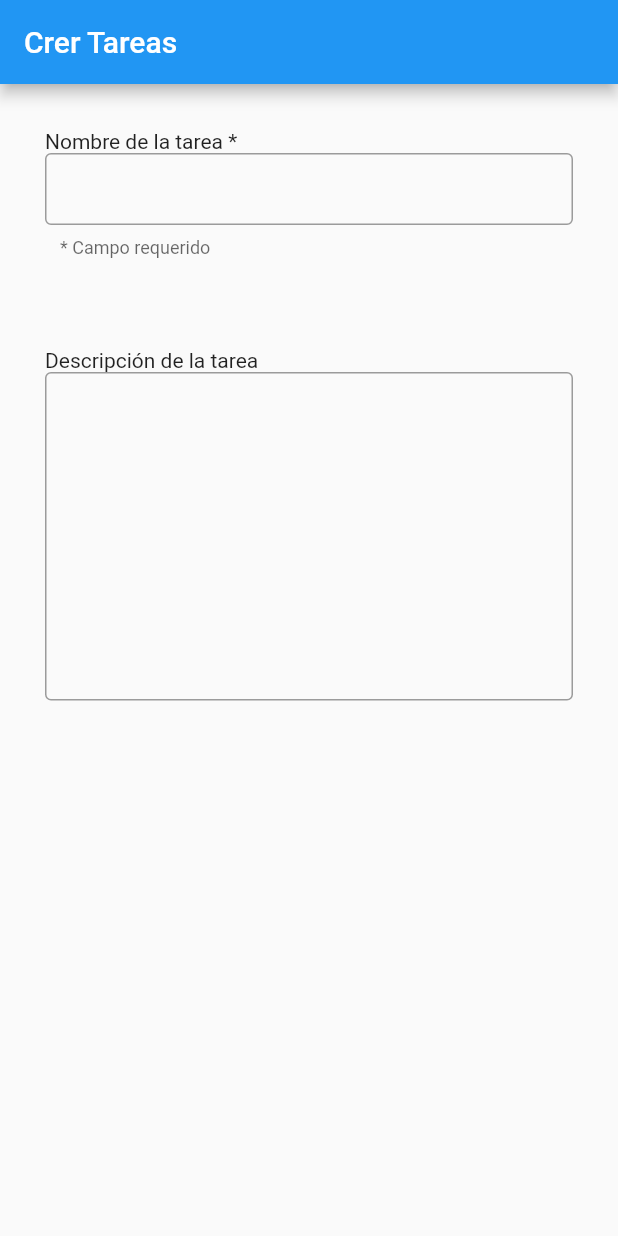
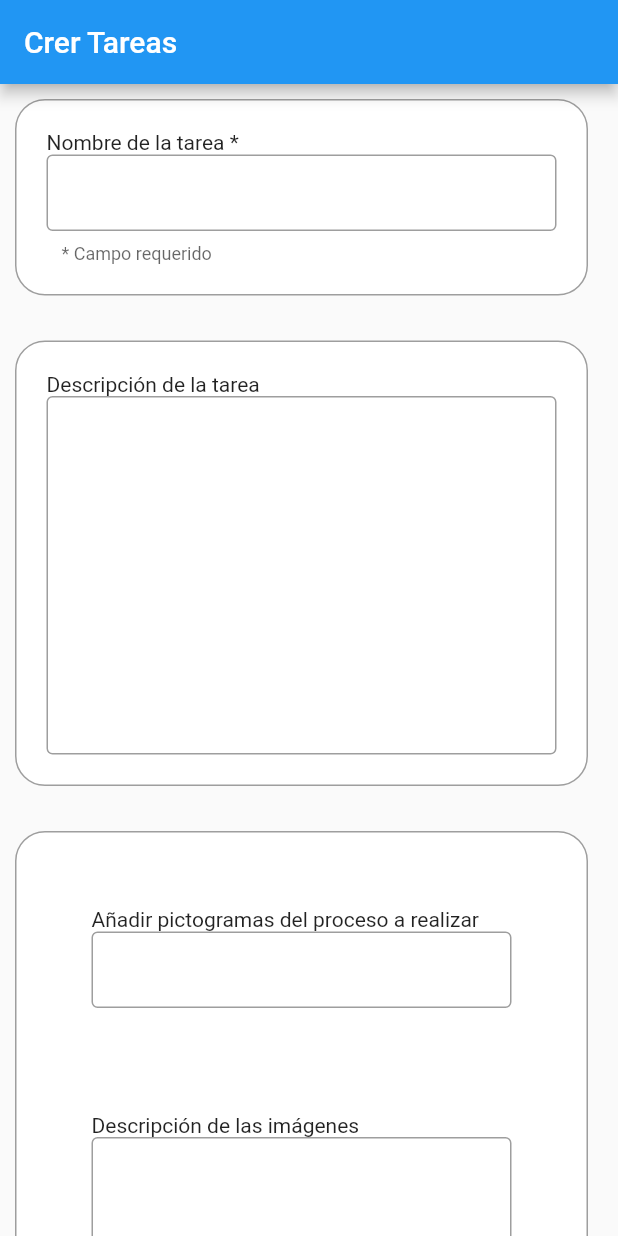
Before and after one commit to DGPAS/DGP_AS, a Flutter app: the screen it shows after launch, on a phone screen of 412 x 824 dp. Run offline on Flutter 3.47's test engine with Material 2 defaults, Android fonts, the light colour scheme and no system bars.

Commit message:
Añadido scroll y refactorizado add_task

```diff
--- a/Dability/lib/form_type.dart
+++ b/Dability/lib/Components/form_type.dart
@@ -1,4 +1,5 @@
 enum FormType {
   title,
   description,
+  imagesUpload
 }
--- a/Dability/lib/text_form.dart
+++ b/Dability/lib/Components/text_form.dart
@@ -1,5 +1,5 @@
 import 'package:flutter/material.dart';
-import 'package:dability/form_type.dart';
+import 'package:dability/Components/form_type.dart';
 
 class TextForm extends StatefulWidget {
   final bool requiredField;
@@ -51,11 +51,11 @@ class _TextFormState extends State<TextForm> {
           TextFormField(
             decoration: InputDecoration(
               border: const OutlineInputBorder(),
-              contentPadding: EdgeInsets.fromLTRB(10,0,0,getContentPadding()),
+              contentPadding: EdgeInsets.fromLTRB(10,20,0,getContentPadding()),
               helperText: requiredField ? campoRequerido : null,
-              //labelText: '$titulo${requiredField ? ' *' : ''}',
               alignLabelWithHint: true,
             ),
+            textAlignVertical: TextAlignVertical.top,
             onSaved: (String? value) {
               // This optional block of code can be used to run
               // code when the user saves the form.
--- /dev/null
+++ b/Dability/lib/Components/upload_form.dart
@@ -0,0 +1,71 @@
+import 'package:flutter/material.dart';
+import 'package:dability/Components/form_type.dart';
+
+class UploadForm extends StatefulWidget {
+  final bool requiredField;
+  final String titulo;
+  final FormType tipo;
+
+  const UploadForm({
+    Key? key,
+    required this.requiredField,
+    required this.titulo,
+    required this.tipo,
+  }) : super(key: key);
+
+  @override
+  _UploadFormState createState() => _UploadFormState(requiredField: requiredField, titulo: titulo, tipo: tipo);
+}
+
+class _UploadFormState extends State<UploadForm> {
+  final _formKey = GlobalKey<FormState>();
+  String campoRequerido = "* Campo requerido";
+  String titulo = "";
+  FormType tipo = FormType.title;
+  final bool requiredField;
+
+  _UploadFormState({required this.requiredField, required this.titulo, required this.tipo});
+
+  double getContentPadding () {
+    if (tipo == FormType.title) {
+      return 12.0;
+    } else if (tipo == FormType.description) {
+      return 200.0;
+    } else {
+      return 12.0; // Valor por defecto
+    }
+  }
+
+  @override
+  Widget build(BuildContext context) {
+    return Form(
+      key: _formKey,
+      child: Column(
+        children: <Widget>[
+          Align(
+            alignment: Alignment.topLeft,
+            child: Text(
+              '$titulo${requiredField ? ' *' : ''}',
+            ),
+          ),
+          TextFormField(
+            decoration: InputDecoration(
+              border: const OutlineInputBorder(),
+              contentPadding: EdgeInsets.fromLTRB(10,20,0,getContentPadding()),
+              helperText: requiredField ? campoRequerido : null,
+              alignLabelWithHint: true,
+            ),
+            textAlignVertical: TextAlignVertical.top,
+            onSaved: (String? value) {
+              // This optional block of code can be used to run
+              // code when the user saves the form.
+            },
+            validator: (String? value) {
+              return (value != null && value.contains('@')) ? 'Do not use the @ char.' : null;
+            },
+          ),
+        ],
+      ),
+    );
+  }
+}
--- a/Dability/lib/add_task.dart
+++ b/Dability/lib/add_task.dart
@@ -1,6 +1,6 @@
+import 'package:dability/add_task_forms.dart';
 import 'package:flutter/material.dart';
-import 'package:dability/text_form.dart';
-import 'package:dability/form_type.dart';
+import 'package:dability/add_task.dart';
 
 
 class AddTask extends StatelessWidget {
@@ -12,18 +12,7 @@ class AddTask extends StatelessWidget {
       appBar: AppBar(
         title: const Text("Crer Tareas"),
       ),
-      body: Column(
-        children: <Widget>[
-          Container(
-            padding: const EdgeInsets.all(30.0),
-            child: const TextForm(requiredField: true, titulo: "Nombre de la tarea", tipo: FormType.title,),
-          ),
-          Container(
-            padding: const EdgeInsets.all(30.0),
-            child: const TextForm(requiredField: false, titulo: "Descripción de la tarea", tipo: FormType.description),
-          ),
-        ],
-      ),
+      body: AddTaskForms(),
     );
   }
 }
--- /dev/null
+++ b/Dability/lib/add_task_forms.dart
@@ -0,0 +1,71 @@
+import 'package:dability/Components/upload_form.dart';
+import 'package:flutter/material.dart';
+import 'package:dability/Components/text_form.dart';
+import 'package:dability/Components/form_type.dart';
+
+
+class AddTaskForms extends StatelessWidget {
+  const AddTaskForms({super.key});
+
+  @override
+  Widget build(BuildContext context) {
+    return SingleChildScrollView(
+      child: Column(
+        children: <Widget>[
+          Container(
+            decoration: BoxDecoration(
+                color: Colors.white,
+                borderRadius: BorderRadius.circular(20.0),
+                border: Border.all(
+                  color: Colors.grey,
+                  width: 1,
+                )
+            ),
+            padding: const EdgeInsets.all(20.0),
+            margin: const EdgeInsets.only(left: 10.0, top: 10.0, right: 20.0),
+            child: const TextForm(requiredField: true, titulo: "Nombre de la tarea", tipo: FormType.title,),
+          ),
+          Container(
+            decoration: BoxDecoration(
+                color: Colors.white,
+                borderRadius: BorderRadius.circular(20.0),
+                border: Border.all(
+                  color: Colors.grey,
+                  width: 1,
+                )
+            ),
+            padding: const EdgeInsets.all(20.0),
+            margin: const EdgeInsets.only(left: 10.0, top: 30.0, right: 20.0),
+            child: const TextForm(requiredField: false, titulo: "Descripción de la tarea", tipo: FormType.description),
+          ),
+          Container(
+            decoration: BoxDecoration(
+                color: Colors.white,
+                borderRadius: BorderRadius.circular(20.0),
+                border: Border.all(
+                  color: Colors.grey,
+                  width: 1,
+                )
+            ),
+            padding: const EdgeInsets.all(20.0),
+            margin: const EdgeInsets.only(left: 10.0, top: 30.0, right: 20.0),
+            child: Column (
+              children: <Widget>[
+                Container(
+                  padding: const EdgeInsets.all(20.0),
+                  margin: const EdgeInsets.only(left: 10.0, top: 10.0, right: 10.0),
+                  child: const UploadForm(requiredField: false, titulo: "Añadir pictogramas del proceso a realizar", tipo: FormType.imagesUpload),
+                ),
+                Container(
+                  padding: const EdgeInsets.all(20.0),
+                  margin: const EdgeInsets.only(left: 10.0, top: 30.0, right: 10.0),
+                  child: const TextForm(requiredField: false, titulo: "Descripción de las imágenes", tipo: FormType.description),
+                ),
+              ],
+            ),
+          ),
+        ],
+      ),
+    );
+  }
+}
```
